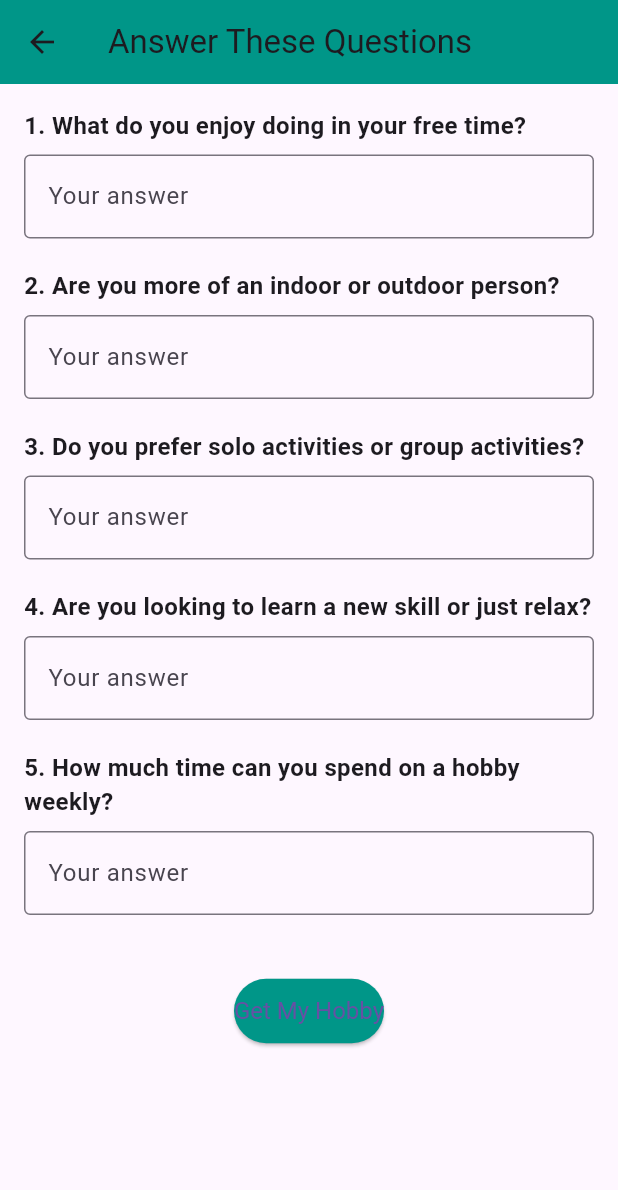
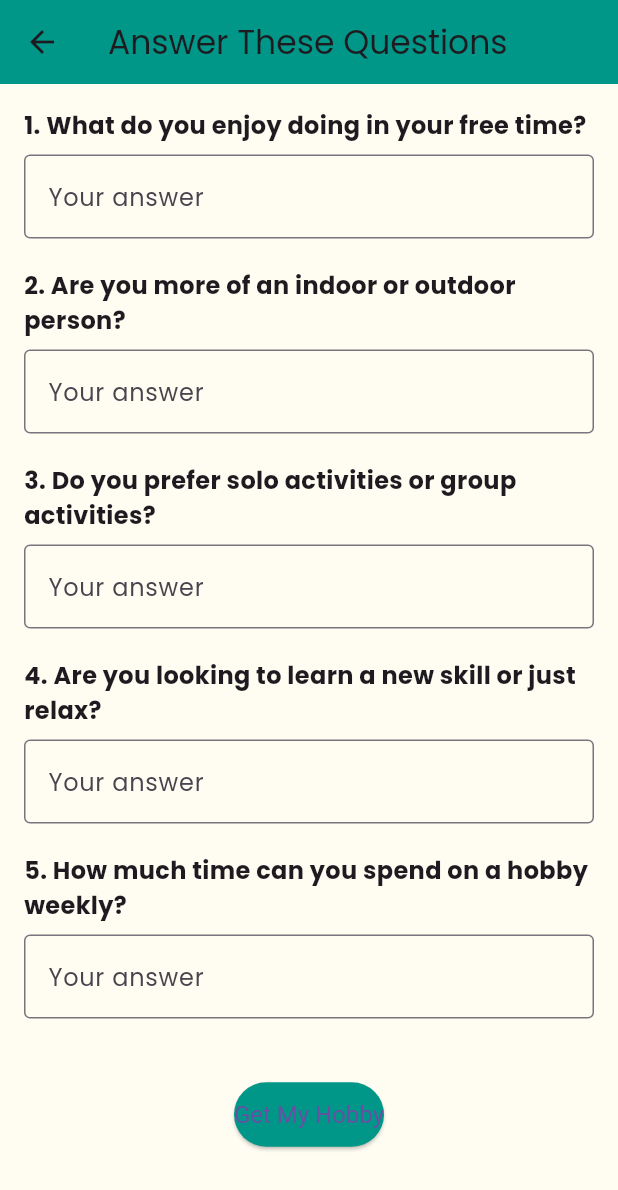
Before and after one commit to RohanXD/hobbyfinder, a Flutter app: the screen it shows after launch, after a tap on "Start Now", on a phone screen of 412 x 824 dp. Shown: the top 1190 px of the screen. Run offline on Flutter 3.47's test engine with Material 3 defaults, Android fonts, the light colour scheme and no system bars; our stand-ins replace firebase_core, google_fonts, google_generative_ai; accounts and stored records are empty.

Commit message:
Changes:- - basic UI changed - new theme is added using   theme_screen.dart   app_themes.dart to the application - bottom_nav_bar.dart used to add bottom naivgation bar - main.dart is updated

```diff
--- a/lib/main.dart
+++ b/lib/main.dart
@@ -1,22 +1,50 @@
 import 'package:flutter/material.dart';
 import 'screens/home_screen.dart';
+import 'screens/theme_screen.dart';
+import 'theme/app_themes.dart';
+import 'widgets/bottom_nav_bar.dart';
 
 void main() {
   runApp(const MyApp());
 }
 
-class MyApp extends StatelessWidget {
+class MyApp extends StatefulWidget {
   const MyApp({super.key});
+
+  @override
+  State<MyApp> createState() => _MyAppState();
+}
+
+class _MyAppState extends State<MyApp> {
+  ThemeData _currentTheme = AppThemes.dreamyPastels;
+  int _currentIndex = 0;
+
+  void _changeTheme(ThemeMode mode) {
+    setState(() {
+      if (mode == ThemeMode.light) {
+        _currentTheme = AppThemes.dreamyPastels;
+      } else if (mode == ThemeMode.dark) {
+        _currentTheme = AppThemes.mysticDeep;
+      } else {
+        _currentTheme = AppThemes.earthyWarm;
+      }
+    });
+  }
 
   @override
   Widget build(BuildContext context) {
     return MaterialApp(
       title: 'AI Hobby Recommender',
-      theme: ThemeData(
-        primarySwatch: Colors.teal,
-        useMaterial3: true,
+      theme: _currentTheme,
+      home: Scaffold(
+        body: _currentIndex == 0
+            ? const HomeScreen()
+            : ThemeScreen(onThemeChange: _changeTheme),
+        bottomNavigationBar: BottomNavBar(
+          currentIndex: _currentIndex,
+          onTap: (index) => setState(() => _currentIndex = index),
+        ),
       ),
-      home: const HomeScreen(),
     );
   }
 }
--- /dev/null
+++ b/lib/theme/app_themes.dart
@@ -0,0 +1,46 @@
+import 'package:flutter/material.dart';
+import 'package:google_fonts/google_fonts.dart';
+
+class AppThemes {
+  static final ThemeData dreamyPastels = ThemeData(
+    brightness: Brightness.light,
+    scaffoldBackgroundColor: const Color(0xFFFFFCF2),
+    primaryColor: const Color(0xFFCDB4DB),
+    appBarTheme: const AppBarTheme(backgroundColor: Color(0xFFCDB4DB)),
+    textTheme: GoogleFonts.poppinsTextTheme(),
+    cardColor: const Color(0xFFFFC8DD),
+    elevatedButtonTheme: ElevatedButtonThemeData(
+      style: ElevatedButton.styleFrom(
+        backgroundColor: const Color(0xFFBDE0FE),
+      ),
+    ),
+  );
+
+  static final ThemeData earthyWarm = ThemeData(
+    brightness: Brightness.light,
+    scaffoldBackgroundColor: const Color(0xFFFFFCF2),
+    primaryColor: const Color(0xFFEB5E28),
+    appBarTheme: const AppBarTheme(backgroundColor: Color(0xFFCCC5B9)),
+    textTheme: GoogleFonts.loraTextTheme(),
+    cardColor: const Color(0xFFCCC5B9),
+    elevatedButtonTheme: ElevatedButtonThemeData(
+      style: ElevatedButton.styleFrom(
+        backgroundColor: const Color(0xFFEB5E28),
+      ),
+    ),
+  );
+
+  static final ThemeData mysticDeep = ThemeData(
+    brightness: Brightness.dark,
+    scaffoldBackgroundColor: const Color(0xFF062726),
+    primaryColor: const Color(0xFFA06CD5),
+    appBarTheme: const AppBarTheme(backgroundColor: Color(0xFF102B3F)),
+    textTheme: GoogleFonts.montserratTextTheme(ThemeData.dark().textTheme),
+    cardColor: const Color(0xFF6247AA),
+    elevatedButtonTheme: ElevatedButtonThemeData(
+      style: ElevatedButton.styleFrom(
+        backgroundColor: const Color(0xFFA06CD5),
+      ),
+    ),
+  );
+}
--- /dev/null
+++ b/lib/widgets/bottom_nav_bar.dart
@@ -0,0 +1,21 @@
+import 'package:flutter/material.dart';
+
+class BottomNavBar extends StatelessWidget {
+  final int currentIndex;
+  final ValueChanged<int> onTap;
+
+  const BottomNavBar({super.key, required this.currentIndex, required this.onTap});
+
+  @override
+  Widget build(BuildContext context) {
+    return BottomNavigationBar(
+      currentIndex: currentIndex,
+      onTap: onTap,
+      selectedItemColor: Theme.of(context).primaryColor,
+      items: const [
+        BottomNavigationBarItem(icon: Icon(Icons.home), label: 'Home'),
+        BottomNavigationBarItem(icon: Icon(Icons.format_paint), label: 'Themes'),
+      ],
+    );
+  }
+}
```
Also changed, not shown: lib/screens/theme_screen.dart (added, +30 -0 lines).
